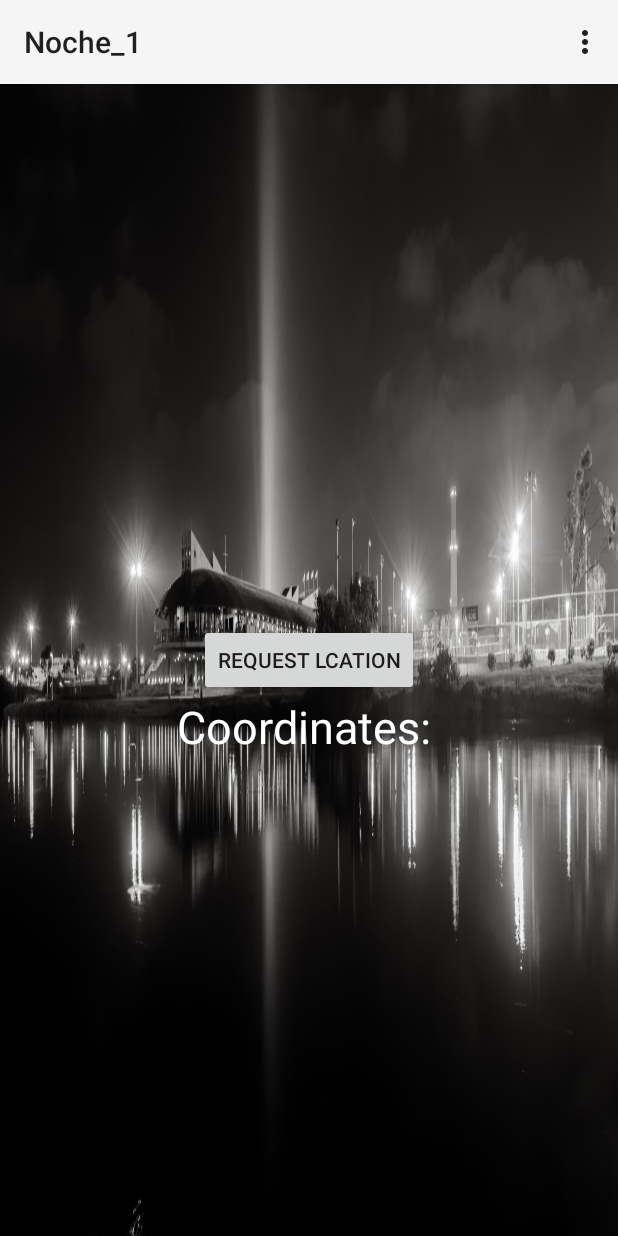
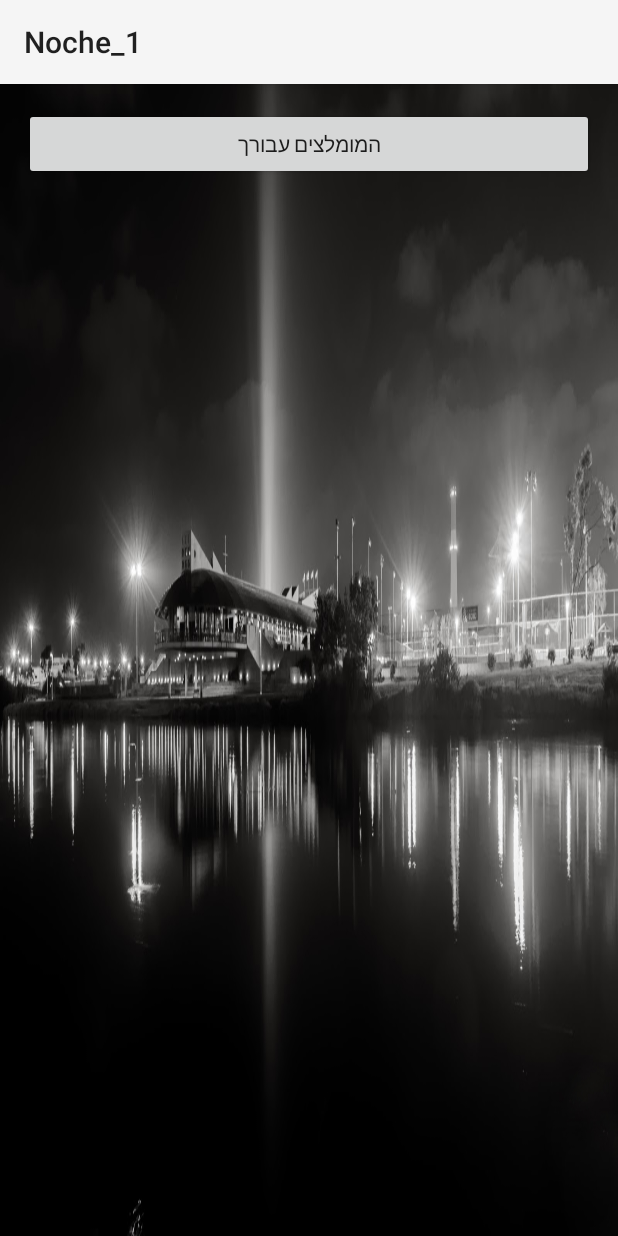
Before and after one commit to zissu/Noche6App, an Android app: the Favorite screen opened directly, with no data from a screen before it, on a phone screen of 412 x 824 dp. Run offline under Robolectric (Android 15) with nearby library versions, the phone set to English and light mode, and no system bars; libraries missing offline, so code that uses them is left out: com.loopj.android, cz.msebera.android.

Commit message:
with algoright in favorite

```diff
--- a/app/src/main/AndroidManifest.xml
+++ b/app/src/main/AndroidManifest.xml
@@ -3,9 +3,9 @@
     package="com.example.zissu.noche_1">
 
     <!-- Location premission -->
-    <uses-permission android:name="android.permission.WRITE_EXTERNAL_STORAGE" />
     <uses-permission android:name="android.permission.ACCESS_COARSE_LOCATION" />
     <uses-permission android:name="android.permission.ACCESS_FINE_LOCATION" />
+    <uses-permission android:name="android.permission.WRITE_EXTERNAL_STORAGE" />
     <uses-permission android:name="android.permission.INTERNET" />
 
     <application
--- a/app/src/main/java/com/example/zissu/noche_1/BarActivity.java
+++ b/app/src/main/java/com/example/zissu/noche_1/BarActivity.java
@@ -228,6 +228,7 @@ public class BarActivity extends AppCompatActivity {
 
     public void onClickMoreInfo (View view){
         Intent intent = new Intent(this, MoreInfo.class);
+        intent.putExtra("data", "More info from intent");
         startActivity(intent);
     }
 }
--- a/app/src/main/java/com/example/zissu/noche_1/Favorite.java
+++ b/app/src/main/java/com/example/zissu/noche_1/Favorite.java
@@ -1,97 +1,51 @@
 package com.example.zissu.noche_1;
 
-import android.Manifest;
-import android.content.Intent;
-import android.content.pm.PackageManager;
-import android.location.Location;
-import android.location.LocationListener;
-import android.location.LocationManager;
-import android.os.Build;
+import android.support.v7.app.AppCompatActivity;
 import android.os.Bundle;
-import android.provider.Settings;
-import android.support.annotation.NonNull;
-import android.support.annotation.Nullable;
-import android.support.v4.app.ActivityCompat;
-import android.support.v7.app.AppCompatActivity;
-import android.view.Menu;
 import android.view.View;
 import android.widget.Button;
-import android.widget.ImageView;
 import android.widget.TextView;
 
-import com.squareup.picasso.Picasso;
+import com.loopj.android.http.AsyncHttpClient;
+import com.loopj.android.http.AsyncHttpResponseHandler;
+import cz.msebera.android.httpclient.Header;
 
-public class Favorite extends AppCompatActivity {
-
-    private Button b;
-    private TextView t;
-    private LocationManager locationManager;
-    private LocationListener listener;
+public class Favorite extends AppCompatActivity implements View.OnClickListener {
 
     @Override
     protected void onCreate(Bundle savedInstanceState) {
         super.onCreate(savedInstanceState);
         setContentView(R.layout.activity_favorite);
-        t = (TextView) findViewById(R.id.textView);
-        b = (Button) findViewById(R.id.button);
-        locationManager = (LocationManager) getSystemService(LOCATION_SERVICE);
-        listener = new LocationListener(){
+
+        Button btnGet = (Button)findViewById(R.id.btnGet);
+        assert btnGet !=null;
+        btnGet.setOnClickListener(this);
+    }
+
+    @Override
+    public void onClick(final View v) {
+        v.setEnabled(false);
+        AsyncHttpClient client = new AsyncHttpClient();
+        client.get("http://193.106.55.121:8080/getClosestPlaces/club/23.356/24.248/", new AsyncHttpResponseHandler() {
             @Override
-            public void onLocationChanged(Location location) {
-                t.append("\n " + location.getLongitude() + " " + location.getLatitude());
+            public void onSuccess(int statusCode, Header[] headers, byte[] responseBody) {
+           if (responseBody != null){
+               TextView textResponse = (TextView)findViewById(R.id.textResponse);
+               assert textResponse != null;
+               textResponse.setText(new String(responseBody));
+               /*try {
+                   JSONArray array = new JSONArray(new String(responseBody));
+               } catch (Exception e) {
+                   e.printStackTrace();
+               }*/
+           }
+                v.setEnabled(true);
             }
 
             @Override
-            public void onStatusChanged(String provider, int status, Bundle extras) {
-
-            }
-
-            @Override
-            public void onProviderEnabled(String provider) {
-
-            }
-
-            @Override
-            public void onProviderDisabled(String provider) {
-                Intent i = new Intent(Settings.ACTION_LOCATION_SOURCE_SETTINGS);
-                startActivity(i);
-            }
-        };
-
-        configure_button();
-    }
-    @Override
-    public void onRequestPermissionsResult(int requestCode, @NonNull String[] permissions, @NonNull int[] grantResults) {
-        switch (requestCode){
-            case 10:
-                configure_button();
-                break;
-            default:
-                break;
-        }
-    }
-    void configure_button(){
-        // first check for permissions
-        if (Build.VERSION.SDK_INT >= Build.VERSION_CODES.M) {
-            if (checkSelfPermission(Manifest.permission.ACCESS_FINE_LOCATION) != PackageManager.PERMISSION_GRANTED && ActivityCompat.checkSelfPermission(this, Manifest.permission.ACCESS_COARSE_LOCATION) != PackageManager.PERMISSION_GRANTED) {
-                requestPermissions(new String[]{Manifest.permission.ACCESS_COARSE_LOCATION,Manifest.permission.ACCESS_FINE_LOCATION,Manifest.permission.INTERNET}
-                        ,10);
-            }
-            return;
-        }
-        // this code won't execute IF permissions are not allowed, because in the line above there is return statement.
-        b.setOnClickListener(new View.OnClickListener() {
-            @Override
-            public void onClick(View view) {
-                //noinspection MissingPermission
-                locationManager.requestLocationUpdates("gps", 5000, 0, listener);
+            public void onFailure(int statusCode, Header[] headers, byte[] responseBody, Throwable error) {
+                v.setEnabled(true);
             }
         });
     }
-    @Override
-    public boolean onCreateOptionsMenu(Menu menu) {
-        // Inflate the menu; this adds items to the action bar if it is present.
-        getMenuInflater().inflate(R.menu.main, menu);
-        return true;
-    }
 }
--- a/app/src/main/res/layout/activity_favorite.xml
+++ b/app/src/main/res/layout/activity_favorite.xml
@@ -1,5 +1,5 @@
 <?xml version="1.0" encoding="utf-8"?>
-<RelativeLayout xmlns:android="http://schemas.android.com/apk/res/android"
+<LinearLayout xmlns:android="http://schemas.android.com/apk/res/android"
     xmlns:app="http://schemas.android.com/apk/res-auto"
     xmlns:tools="http://schemas.android.com/tools"
     android:layout_width="match_parent"
@@ -8,36 +8,23 @@
     android:paddingLeft="@dimen/activity_horizontal_margin"
     android:paddingRight="@dimen/activity_horizontal_margin"
     android:paddingTop="@dimen/activity_vertical_margin"
+    android:orientation="vertical"
     android:background="@drawable/tlv"
     tools:context="com.example.zissu.noche_1.Favorite">
 
-    <ScrollView
-        android:layout_width="match_parent"
-        android:layout_height="wrap_content"
-        android:layout_below="@+id/button"
-        android:layout_alignParentRight="true"
-        android:layout_alignParentEnd="true">
-
+<Button
+    android:layout_width="match_parent"
+    android:layout_height="wrap_content"
+    android:id="@+id/btnGet"
+    android:text="המומלצים עבורך"/>
+ <ScrollView
+     android:layout_width="match_parent"
+     android:layout_height="match_parent">
         <TextView
-            android:layout_width="match_parent"
-            android:gravity="center"
+            android:layout_width="wrap_content"
             android:layout_height="wrap_content"
-            android:text="Coordinates: "
-            android:textSize="30sp"
-            android:id="@+id/textView"
-            android:layout_below="@+id/button"
-            android:layout_alignParentLeft="true"
-            android:layout_alignParentStart="true"
-            android:textColor="#fff"/>
-    </ScrollView>
-
-
-    <Button
-        android:layout_width="wrap_content"
-        android:layout_height="wrap_content"
-        android:text="Request Lcation"
-        android:id="@+id/button"
-        android:layout_centerVertical="true"
-        android:layout_centerHorizontal="true" />
-
-</RelativeLayout>
+            android:id="@+id/textResponse"
+            android:textColor="#fff"
+            />
+ </ScrollView>
+</LinearLayout>
--- a/app/src/main/res/layout/res_row.xml
+++ b/app/src/main/res/layout/res_row.xml
@@ -8,6 +8,7 @@
     android:layout_width="125dp"
     android:layout_height="150dp"
     android:src="@drawable/c"
-    android:id="@+id/res_logo"/>
+    android:id="@+id/res_logo"
+    android:onClick="onClickMoreInfo"/>
 
 </LinearLayout>
```
Also changed, not shown: app/src/main/java/com/example/zissu/noche_1/ResActivity.java (+6 -1 lines).
